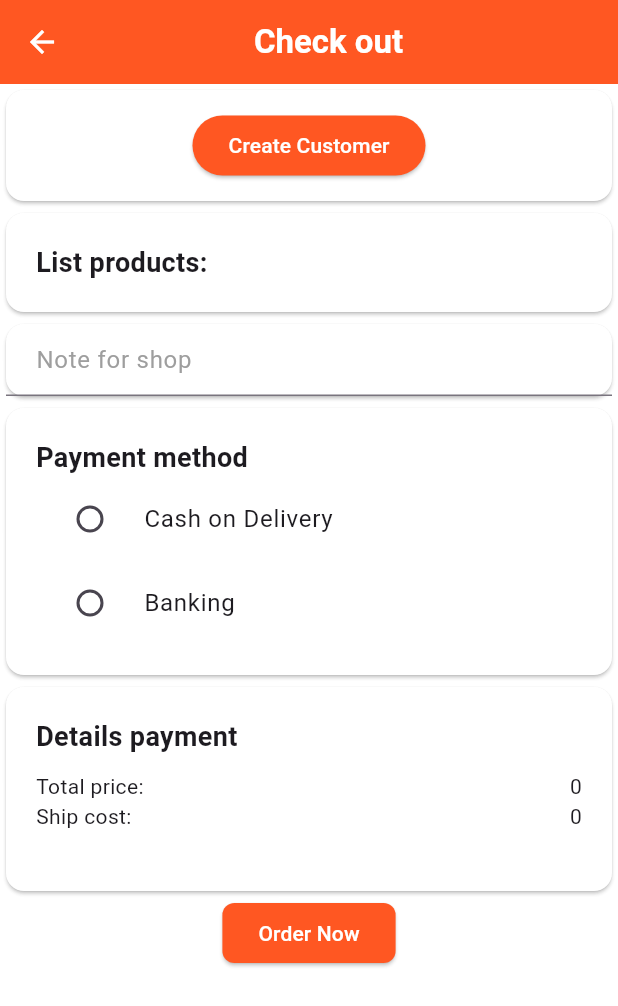
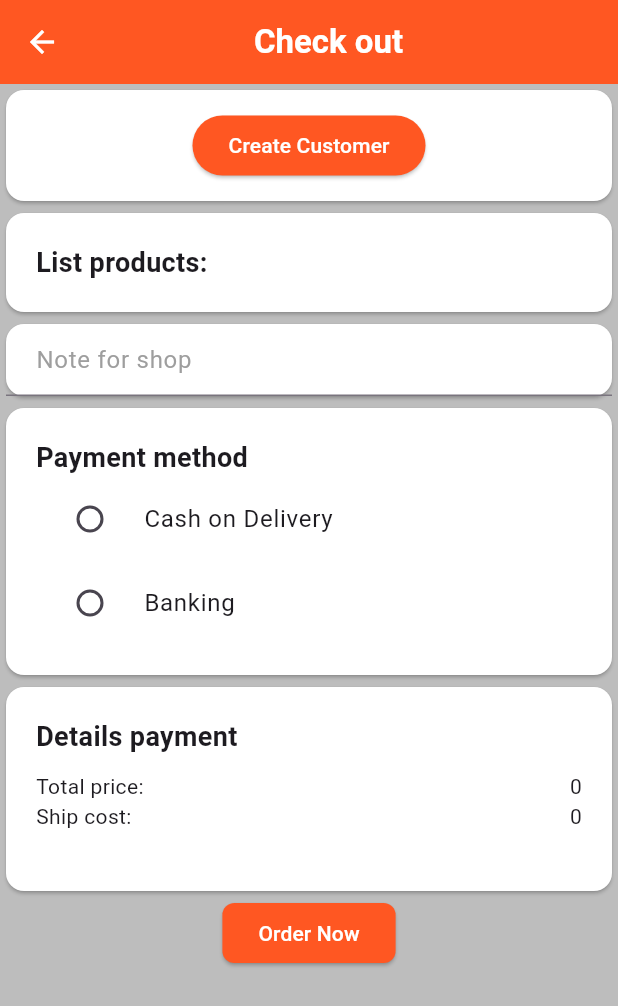
Before and after one commit to dinhthongchau/Flutter-ecommerce-app, a Flutter app: the CheckoutScreen screen opened directly, on a phone screen of 412 x 824 dp. Shown: the top 1006 px of the screen. Run offline on Flutter 3.47's test engine with Material 3 defaults, Android fonts, the light colour scheme and no system bars; our stand-ins replace bloc, cached_network_image, dio, flutter_bloc, flutter_dotenv, shared_preferences; accounts and stored records are empty; network calls fail.

Commit message:
refactor: format files

```diff
--- a/lib/common/enum/drawer_item.dart
+++ /dev/null
@@ -1 +0,0 @@
-enum DrawerItems { Home, Setting }
--- a/lib/routes.dart
+++ b/lib/routes.dart
@@ -1,6 +1,5 @@
 import 'package:flutter/material.dart';
 import 'package:flutter_bloc/flutter_bloc.dart';
-import 'package:project_one/models/product_model.dart';
 import 'package:project_one/widgets/screens/cart/cart_cubit.dart';
 import 'package:project_one/widgets/screens/checkout/checkout_cubit.dart';
 import 'package:project_one/widgets/screens/list_products/list_products_cubit.dart';
--- a/lib/services/storage_service.dart
+++ b/lib/services/storage_service.dart
@@ -1,9 +1,8 @@
 // lib/services/storage_service.dart
-import 'dart:convert';
 import 'package:shared_preferences/shared_preferences.dart';
 
 class StorageService {
-  static Future<SharedPreferences> _prefs = SharedPreferences.getInstance();
+  static final Future<SharedPreferences> _prefs = SharedPreferences.getInstance();
 
   Future<void> saveString(String key, String value) async {
     final prefs = await _prefs;
--- a/lib/widgets/common_widgets/bold_text.dart
+++ b/lib/widgets/common_widgets/bold_text.dart
@@ -16,7 +16,7 @@ class CustomBoldText extends StatelessWidget {
     return Text(
       text,
       style: style ??
-          const TextStyle(fontWeight: FontWeight.bold, color: Colors.white),
+          TextStyle(fontWeight: FontWeight.bold, color: Colors.white),
     );
   }
 }
--- a/lib/widgets/common_widgets/common_styles.dart
+++ b/lib/widgets/common_widgets/common_styles.dart
@@ -1,7 +1,7 @@
 import 'package:flutter/material.dart';
 
 class CommonStyles {
-  static const TextStyle boldText = TextStyle(
+  static TextStyle boldText = TextStyle(
     fontWeight: FontWeight.bold,
     color: Colors.white,
   );
--- a/lib/widgets/screens/checkout/checkout_cubit.dart
+++ b/lib/widgets/screens/checkout/checkout_cubit.dart
@@ -13,9 +13,11 @@ class CheckoutCubit extends Cubit<CheckoutState> {
   final Api _api;
 
   Future<void> submitOrder(OrderModel order) async {
+
     emit(state.copyWith(loadStatus: LoadStatus.Loading));
     try {
       final response = await _api.createOrder(order);
+      print("API Response: $response");
       emit(state.copyWith(loadStatus: LoadStatus.Done));
       print("OK");
     } catch (e) {
--- a/lib/widgets/screens/checkout/checkout_screen.dart
+++ b/lib/widgets/screens/checkout/checkout_screen.dart
@@ -3,14 +3,10 @@ import 'package:flutter_bloc/flutter_bloc.dart';
 import 'package:flutter_dotenv/flutter_dotenv.dart';
 import 'package:intl/intl.dart';
 import 'package:project_one/models/customer_model.dart';
-import 'package:project_one/models/product_model.dart';
-import 'package:project_one/repositories/api.dart';
-import 'package:project_one/widgets/common_widgets/common_styles.dart';
 import 'package:project_one/widgets/screens/cart/cart_cubit.dart';
 import 'package:project_one/widgets/screens/checkout/checkout_cubit.dart';
 import 'package:project_one/widgets/screens/customer/customer_cubit.dart';
 import 'package:project_one/widgets/screens/list_products/list_products_screen.dart';
-import 'package:shared_preferences/shared_preferences.dart';
 
 import '../../../common/enum/load_status.dart';
 import '../../../main_cubit.dart';
@@ -48,7 +44,7 @@ class _CheckoutScreenState extends State<CheckoutScreen> {
   @override
   Widget build(BuildContext context) {
     return Scaffold(
-      backgroundColor: Colors.white70,
+      backgroundColor: Colors.black26,
       appBar: AppBar(
         iconTheme: IconThemeData(color: Colors.white),
         backgroundColor: Colors.deepOrange,
@@ -121,7 +117,7 @@ class Body extends StatelessWidget {
                             Navigator.of(context)
                                 .pushNamed(ListProductsScreen.route);
                           },
-                          child: Text("Back to Home",
+                          child: const Text("Back to Home",
                               style: TextStyle(color: Colors.white)),
                         ),
                       ],
@@ -219,7 +215,7 @@ class PaymentMethodContainer extends StatelessWidget {
                   style: TextStyle(fontSize: 18, fontWeight: FontWeight.bold),
                 ),
                 RadioListTile<String>(
-                  title: const Text("Cash on Delivery"),
+                  title: Text("Cash on Delivery"),
                   value: "Cash on Delivery",
                   groupValue: state.selectedMethod,
                   onChanged: (String? value) {
@@ -229,7 +225,7 @@ class PaymentMethodContainer extends StatelessWidget {
                   },
                 ),
                 RadioListTile<String>(
-                  title: const Text("Banking"),
+                  title: Text("Banking"),
                   value: "Banking",
                   groupValue: state.selectedMethod,
                   onChanged: (String? value) {
@@ -408,13 +404,13 @@ class CustomerContainer extends StatelessWidget {
                                 children: [
                                   Text(
                                     customer.customerName,
-                                    style: const TextStyle(
+                                    style: TextStyle(
                                         fontWeight: FontWeight.bold,
                                         fontSize: 15),
                                   ),
                                   Text(
                                     " (+84) ${customer.customerPhone}",
-                                    style: const TextStyle(
+                                    style: TextStyle(
                                         fontWeight: FontWeight.bold,
                                         color: Colors.grey),
                                   ),
@@ -492,32 +488,23 @@ class DetailPaymentContainer extends StatelessWidget {
                   height: 10,
                 ),
                 Row(
-                  mainAxisAlignment: MainAxisAlignment.spaceBetween,
                   children: [
                     Text("Total price: "),
-                    SizedBox(
-                      width: 20,
-                    ),
+                    Spacer(),
                     Text(state.totalPayment.toString())
                   ],
                 ),
                 Row(
-                  mainAxisAlignment: MainAxisAlignment.spaceBetween,
                   children: [
                     Text("Ship cost: "),
-                    SizedBox(
-                      width: 20,
-                    ),
+                    Spacer(),
                     Text("0")
                   ],
                 ),
                 Row(
-                  mainAxisAlignment: MainAxisAlignment.spaceBetween,
                   children: [
                     CustomBoldText(text: "Total payment: "),
-                    SizedBox(
-                      width: 50,
-                    ),
+                    Spacer(),
                     CustomBoldText(text: state.totalPayment.toString())
                   ],
                 ),
--- a/lib/widgets/screens/checkout/checkout_state.dart
+++ b/lib/widgets/screens/checkout/checkout_state.dart
@@ -2,16 +2,16 @@ part of 'checkout_cubit.dart';
 
 @immutable
 class CheckoutState {
-  LoadStatus loadStatus;
+  final LoadStatus loadStatus;
   final String selectedMethod;
 
-  CheckoutState.init({
+  const CheckoutState.init({
     this.loadStatus = LoadStatus.Init,
     this.selectedMethod = "",
   });
 
 //<editor-fold desc="Data Methods">
-  CheckoutState({
+  const CheckoutState({
     required this.loadStatus,
     required this.selectedMethod,
   });
--- a/lib/widgets/screens/customer/customer_cubit.dart
+++ b/lib/widgets/screens/customer/customer_cubit.dart
@@ -1,8 +1,6 @@
 import 'dart:convert';
 
 import 'package:bloc/bloc.dart';
-import 'package:flutter/material.dart';
-import 'package:meta/meta.dart';
 import 'package:project_one/models/customer_model.dart';
 import 'package:project_one/services/storage_service.dart'; // Import StorageService
 
@@ -62,7 +60,7 @@ class CustomerCubit extends Cubit<CustomerState> {
         //print("customerId: $customerId");
 
         final newCustomer = CustomerModel(
-          customerId: customerId ?? 0,
+          customerId: customerId ,
           customerName: response['data']['customer']['customer_name'],
           customerEmail: response['data']['customer']['customer_email'],
           customerPhone: response['data']['customer']['customer_phone'],
@@ -71,7 +69,7 @@ class CustomerCubit extends Cubit<CustomerState> {
 
         emit(state.copyWith(
           loadStatus: LoadStatus.Done,
-          idCustomer: customerId ?? 0,
+          idCustomer: customerId ,
           customer: [newCustomer], // Update customer list
         ));
 
--- a/lib/widgets/screens/list_products/list_products_cubit.dart
+++ b/lib/widgets/screens/list_products/list_products_cubit.dart
@@ -1,5 +1,5 @@
 import 'package:bloc/bloc.dart';
-import 'package:meta/meta.dart';
+
 import 'package:project_one/models/product_model.dart';
 
 import '../../../common/enum/load_status.dart';
--- a/lib/widgets/screens/menu/menu_screen.dart
+++ b/lib/widgets/screens/menu/menu_screen.dart
@@ -1,8 +1,6 @@
 import 'package:flutter/material.dart';
-import 'package:flutter_bloc/flutter_bloc.dart';
+
 import 'package:project_one/widgets/screens/settings/settings_screen.dart';
-
-import '../../../main_cubit.dart';
 import '../../common_widgets/bold_text.dart';
 
 class MenuScreen extends StatelessWidget {
--- a/lib/widgets/screens/settings/settings_screen.dart
+++ b/lib/widgets/screens/settings/settings_screen.dart
@@ -28,7 +28,7 @@ class SettingsScreen extends StatelessWidget {
         margin: EdgeInsets.all(30),
         child: Row(
           children: [
-            Flexible(flex: 5, child: Text("Light mode ")),
+            Flexible(flex: 5, child: const Text("Light mode ")),
             BlocBuilder<MainCubit, MainState>(
               builder: (context, state) {
                 var isLightTheme = state.isLightTheme;
```
Also changed, not shown: lib/widgets/common_widgets/cart_button.dart (+2 -6 lines), lib/widgets/screens/cart/cart_screen.dart (+7 -8 lines), lib/widgets/screens/customer/create_customer_screen.dart (+5 -6 lines), lib/widgets/screens/detail/detail_screen.dart (+11 -11 lines), lib/widgets/screens/list_products/list_products_screen.dart (+12 -5 lines), 1 other file.
